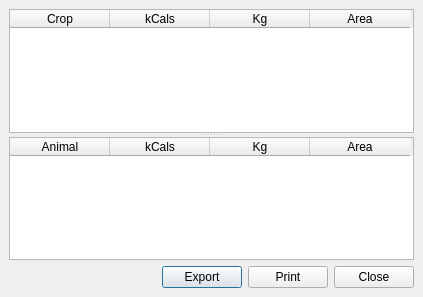
Old version of the form src/ui/laReportTargets.ui in the repository arkygeek/landuseanalyst.
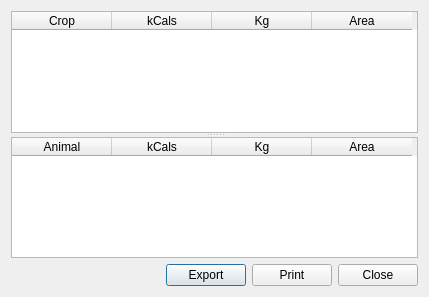
New version of the form.

```diff
--- a/src/ui/laReportTargets.ui
+++ b/src/ui/laReportTargets.ui
@@ -5,7 +5,7 @@
    <rect>
     <x>0</x>
     <y>0</y>
-    <width>423</width>
+    <width>429</width>
     <height>297</height>
    </rect>
   </property>
@@ -13,12 +13,6 @@
    <string>Model Targets</string>
   </property>
   <layout class="QGridLayout" >
-   <property name="margin" >
-    <number>9</number>
-   </property>
-   <property name="spacing" >
-    <number>6</number>
-   </property>
    <item row="1" column="1" >
     <widget class="QPushButton" name="pbnExport" >
      <property name="text" >
```
